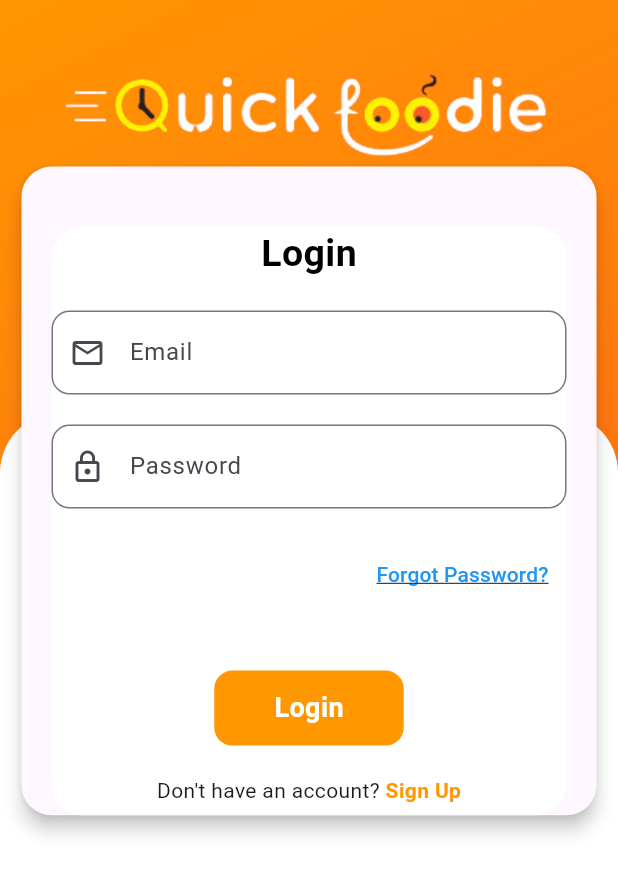
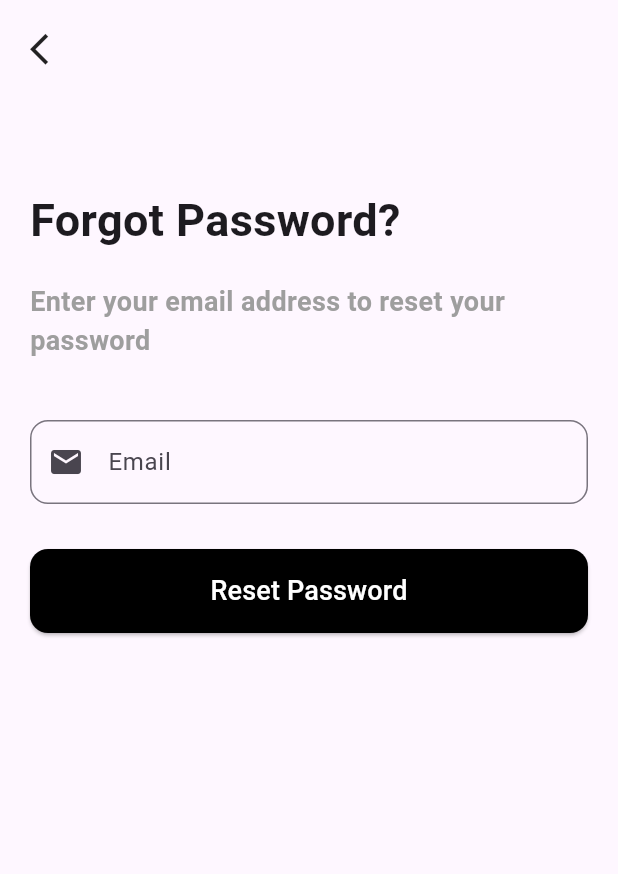
Before and after one commit to Kartik8270/foody, a Flutter app: the LoginPage screen opened directly, scrolled down 30 dp, after a tap on "Forgot Password?", on a phone screen of 412 x 824 dp. Shown: the top 874 px of the screen. Run offline on Flutter 3.47's test engine with Material 3 defaults, Android fonts, the phone set to English and light mode, and no system bars; our stand-ins replace curved_navigation_bar, firebase_auth, firebase_core; accounts and stored records are empty.

Commit message:
Added forgot password page

```diff
--- /dev/null
+++ b/lib/pages/forgotpassword.dart
@@ -0,0 +1,161 @@
+import 'package:firebase_core/firebase_core.dart';
+import 'package:flutter/material.dart';
+import 'package:firebase_auth/firebase_auth.dart';
+
+class ForgotPassword extends StatefulWidget {
+  const ForgotPassword({super.key});
+
+  @override
+  State<ForgotPassword> createState() => _ForgotPasswordState();
+}
+
+class _ForgotPasswordState extends State<ForgotPassword> {
+
+  TextEditingController emailController = TextEditingController();
+ resetPassword() async {
+
+  try {
+
+    await FirebaseAuth.instance.sendPasswordResetEmail(
+      email: emailController.text.trim(),
+    );
+
+    ScaffoldMessenger.of(context).showSnackBar(
+      SnackBar(
+        content: Text("Password reset email sent!"),
+      ),
+    );
+
+  } on FirebaseAuthException catch (e) {
+
+    if (e.code == "user-not-found") {
+
+      ScaffoldMessenger.of(context).showSnackBar(
+        SnackBar(
+          content: Text("No user found for that email."),
+        ),
+      );
+
+    } else {
+
+      ScaffoldMessenger.of(context).showSnackBar(
+        SnackBar(
+          content: Text(e.message!),
+        ),
+      );
+    }
+  }
+}
+
+  @override
+  Widget build(BuildContext context) {
+
+    return Scaffold(
+
+      body: SafeArea(
+
+        child: Padding(
+          padding: const EdgeInsets.all(20.0),
+
+          child: Column(
+            crossAxisAlignment: CrossAxisAlignment.start,
+
+            children: [
+
+              /// Back Button
+              GestureDetector(
+                onTap: () {
+                  Navigator.pop(context);
+                },
+
+                child: Icon(
+                  Icons.arrow_back_ios,
+                  size: 25,
+                ),
+              ),
+
+              SizedBox(height: 80),
+
+              /// Title
+              Text(
+                "Forgot Password?",
+                style: TextStyle(
+                  fontSize: 30,
+                  fontWeight: FontWeight.bold,
+                ),
+              ),
+
+              SizedBox(height: 20),
+
+              /// Subtitle
+              Text(
+                "Enter your email address to reset your password",
+                style: TextStyle(
+                  fontSize: 18,
+                  color: Colors.grey,
+                  fontWeight: FontWeight.w600
+                ),
+              ),
+
+              SizedBox(height: 40),
+
+              /// Email Field
+              TextField(
+
+                controller: emailController,
+
+                decoration: InputDecoration(
+                  hintText: "Email",
+
+                  border: OutlineInputBorder(
+                    borderRadius: BorderRadius.circular(12),
+                  ),
+
+                  prefixIcon: Icon(Icons.email),
+                ),
+              ),
+
+              SizedBox(height: 30),
+
+              /// Reset Button
+              SizedBox(
+
+                width: double.infinity,
+
+                child: ElevatedButton(
+
+                  onPressed: () {
+                    resetPassword();
+
+                    /// Reset Password Logic Here
+
+                  },
+
+                  style: ElevatedButton.styleFrom(
+                    backgroundColor: Colors.black,
+                    foregroundColor: Colors.white,
+
+                    padding: EdgeInsets.symmetric(
+                      vertical: 15,
+                    ),
+
+                    shape: RoundedRectangleBorder(
+                      borderRadius: BorderRadius.circular(12),
+                    ),
+                  ),
+
+                  child: Text(
+                    "Reset Password",
+                    style: TextStyle(
+                      fontSize: 18,
+                    ),
+                  ),
+                ),
+              ),
+            ],
+          ),
+        ),
+      ),
+    );
+  }
+}
--- a/lib/pages/login.dart
+++ b/lib/pages/login.dart
@@ -1,5 +1,8 @@
+import 'package:firebase_auth/firebase_auth.dart';
 import 'package:flutter/material.dart';
 import 'package:foody/pages/signup.dart';
+import 'package:foody/pages/Bottom_Nav.dart';
+import 'package:foody/pages/forgotpassword.dart';
 
 class LoginPage extends StatefulWidget {
   const LoginPage({super.key});
@@ -9,51 +12,132 @@ class LoginPage extends StatefulWidget {
 }
 
 class _LoginPageState extends State<LoginPage> {
+
+  String email = "";
+  String password = "";
+
+  TextEditingController emailController = TextEditingController();
+  TextEditingController passwordController = TextEditingController();
+
+  bool isLoading = false;
+
+  userLogin() async {
+
+    setState(() {
+      isLoading = true;
+    });
+
+    try {
+
+      await FirebaseAuth.instance.signInWithEmailAndPassword(
+        email: emailController.text.trim(),
+        password: passwordController.text.trim(),
+      );
+
+      ScaffoldMessenger.of(context).showSnackBar(
+        SnackBar(
+          content: Text("Login Successful"),
+          backgroundColor: Colors.green,
+        ),
+      );
+
+      Navigator.pushReplacement(
+        context,
+        MaterialPageRoute(
+          builder: (context) => BottomNav(),
+        ),
+      );
+
+    } on FirebaseAuthException catch (e) {
+
+      String message = "";
+
+      if (e.code == 'user-not-found') {
+        message = "No user found for that email";
+      } else if (e.code == 'wrong-password') {
+        message = "Wrong password provided";
+      } else if (e.code == 'invalid-email') {
+        message = "Invalid email";
+      } else {
+        message = e.message ?? "Login Failed";
+      }
+
+      ScaffoldMessenger.of(context).showSnackBar(
+        SnackBar(
+          content: Text(message),
+          backgroundColor: Colors.red,
+        ),
+      );
+
+    }
+
+    setState(() {
+      isLoading = false;
+    });
+  }
+
+  @override
+  void dispose() {
+    emailController.dispose();
+    passwordController.dispose();
+    super.dispose();
+  }
+
   @override
   Widget build(BuildContext context) {
+
     return Scaffold(
-      body: SingleChildScrollView(
+
+      resizeToAvoidBottomInset: true,
+
+      body: SafeArea(
+        child: SingleChildScrollView(
           child: Stack(
             children: [
+
+              /// Gradient Background
               Container(
                 width: MediaQuery.of(context).size.width,
-              height: MediaQuery.of(context).size.height ,
+                height: MediaQuery.of(context).size.height,
                 decoration: BoxDecoration(
                   gradient: LinearGradient(
-                  colors: [Colors.orange, Colors.deepOrange],
+                    colors: [
+                      Colors.orange,
+                      Colors.deepOrange,
+                    ],
                     begin: Alignment.topLeft,
                     end: Alignment.bottomRight,
                   ),
                 ),
               ),
 
+              /// White Bottom Background
               Container(
-
                 width: MediaQuery.of(context).size.width,
                 height: MediaQuery.of(context).size.height / 1.5,
                 margin: EdgeInsets.only(
-                  top: MediaQuery.of(context).size.height/2.7,
-
-
+                  top: MediaQuery.of(context).size.height / 2.7,
                 ),
                 decoration: BoxDecoration(
+                  color: Colors.white,
                   borderRadius: BorderRadius.only(
                     topLeft: Radius.circular(40),
                     topRight: Radius.circular(40),
-
-                ),
-                color: Colors.white,
                   ),
                 ),
+              ),
+
+              /// Main UI
               Column(
                 children: [
+
+                  /// Logo
                   Container(
                     margin: EdgeInsets.only(
                       top: MediaQuery.of(context).size.height / 12,
+                      left: 20,
                       right: 20,
-                    left: 20,
                     ),
-
                     child: Image.asset(
                       "images/logo.png",
                       width: MediaQuery.of(context).size.width / 1.2,
@@ -61,89 +145,127 @@ class _LoginPageState extends State<LoginPage> {
                     ),
                   ),
 
+                  SizedBox(height: 20),
 
+                  /// Login Card
                   Center(
                     child: Material(
+                      elevation: 5,
                       borderRadius: BorderRadius.circular(20),
 
-                    elevation: 5,
-                    child: Padding(
-                      padding: const EdgeInsets.only(left: 20.0, right: 20.0,top:40.0),
-
-                      child: SizedBox(
-                      width: MediaQuery.of(context).size.width / 1.2,
-                      height: MediaQuery.of(context).size.height / 2.1,
                       child: Container(
 
+                        width: MediaQuery.of(context).size.width / 1.15,
+
+                        padding: EdgeInsets.all(25),
 
                         decoration: BoxDecoration(
+                          color: Colors.white,
                           borderRadius: BorderRadius.circular(20),
-                            color: Colors.white,
                         ),
+
                         child: Column(
+                          mainAxisSize: MainAxisSize.min,
                           children: [
-                              Container(
-                                child: Text("Login", style: TextStyle(
-                                  fontSize: 25,
+
+                            /// Title
+                            Text(
+                              "Login",
+                              style: TextStyle(
+                                fontSize: 28,
+                                fontWeight: FontWeight.bold,
                                 color: Colors.black,
-                                  fontWeight: FontWeight.bold,
-
                               ),
                             ),
-                              ),
-                              SizedBox(height: 20),
 
+                            SizedBox(height: 30),
+
+                            /// Email Field
                             TextField(
 
+                              controller: emailController,
+
                               decoration: InputDecoration(
-
                                 hintText: "Email",
                                 prefixIcon: Icon(Icons.email_outlined),
+
                                 border: OutlineInputBorder(
                                   borderRadius: BorderRadius.circular(12),
                                 ),
                               ),
                             ),
+
                             SizedBox(height: 20),
+
+                            /// Password Field
                             TextField(
+
+                              controller: passwordController,
+
                               obscureText: true,
+
                               decoration: InputDecoration(
                                 hintText: "Password",
                                 prefixIcon: Icon(Icons.lock_outline),
+
                                 border: OutlineInputBorder(
                                   borderRadius: BorderRadius.circular(12),
                                 ),
                               ),
                             ),
-                              SizedBox(height: 20),
-                              Container(
+
+                            SizedBox(height: 10),
+
+                            /// Forgot Password
+                            Align(
                               alignment: Alignment.centerRight,
                               child: TextButton(
                                 onPressed: () {
-                                    // Handle forgot password logic
+                                  Navigator.push(
+                                    context,
+                                    MaterialPageRoute(
+                                      builder: (context) => ForgotPassword(),
+                                    ),
+                                  );
+
                                 },
                                 child: Text(
                                   "Forgot Password?",
                                   style: TextStyle(
                                     color: Colors.blue,
-                                      decoration: TextDecoration.underline,
                                   ),
                                 ),
                               ),
                             ),
-                              SizedBox(height: 40),
+
+                            SizedBox(height: 25),
+
+                            /// Login Button
                             GestureDetector(
+
                               onTap: () {
-                                  // Handle login logic
+                                userLogin();
                               },
+
                               child: Container(
+
+                                width: double.infinity,
+
+                                padding: EdgeInsets.symmetric(
+                                  vertical: 15,
+                                ),
+
                                 decoration: BoxDecoration(
                                   color: Colors.orange,
                                   borderRadius: BorderRadius.circular(12),
                                 ),
-                                child: Padding(
-                                  padding: const EdgeInsets.symmetric(horizontal: 40.0, vertical: 12.0),
-                                  child: Text(
+
+                                child: Center(
+                                  child: isLoading
+                                      ? CircularProgressIndicator(
+                                          color: Colors.white,
+                                        )
+                                      : Text(
                                           "Login",
                                           style: TextStyle(
                                             color: Colors.white,
@@ -152,17 +274,32 @@ class _LoginPageState extends State<LoginPage> {
                                           ),
                                         ),
                                 ),
-                              )
                               ),
-                              SizedBox(height: 20),
+                            ),
+
+                            SizedBox(height: 25),
+
+                            /// Signup Navigation
                             Row(
                               mainAxisAlignment: MainAxisAlignment.center,
                               children: [
-                                  Text("Don't have an account? "),
+
+                                Text(
+                                  "Don't have an account? ",
+                                ),
+
                                 GestureDetector(
                                   onTap: () {
-                                      Navigator.push(context, MaterialPageRoute(builder: (context) => SignUpPage()));
+
+                                    Navigator.push(
+                                      context,
+                                      MaterialPageRoute(
+                                        builder: (context) => SignUpPage(),
+                                      ),
+                                    );
+
                                   },
+
                                   child: Text(
                                     "Sign Up",
                                     style: TextStyle(
@@ -173,20 +310,21 @@ class _LoginPageState extends State<LoginPage> {
                                 ),
                               ],
                             ),
-
-
                           ],
                         ),
                       ),
                     ),
                   ),
-                  ),
+
+                  SizedBox(
+                    height: MediaQuery.of(context).viewInsets.bottom,
                   ),
                 ],
               ),
             ],
           ),
         ),
+      ),
     );
   }
 }
--- a/lib/pages/tempCodeRunnerFile.dart
+++ /dev/null
@@ -1 +0,0 @@
-context
```
Also changed, not shown: lib/forgotpassword.dart (deleted). Lines whose indentation alone changed are shown as unchanged.
